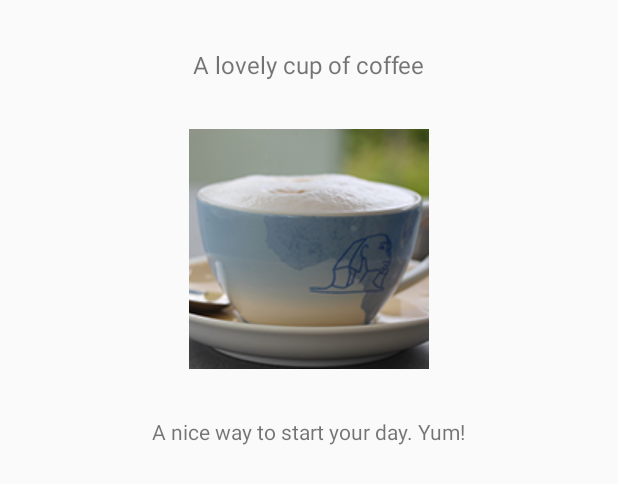
After one commit to nvalletta/CoffeeCompanion, an Android app: the layout activity_beverage.xml on its own in the app's theme, with its tools: preview values and no code run, on a phone screen of 412 x 824 dp. The commit adds this screen. Shown: the top 484 px of the screen. Run offline under Robolectric (Android 15) with nearby library versions, the phone set to English and light mode, and no system bars.

```diff
--- a/app/build.gradle
+++ b/app/build.gradle
@@ -31,6 +31,9 @@ dependencies {
     // GSON
     compile 'com.google.code.gson:gson:2.8.0'
 
+    // Yelp v2 API client library for Android
+    compile 'com.yelp.clientlib:yelp-android:3.0.0'
+
     // JUnit and Android test dependencies
     testCompile 'junit:junit:4.12'
     androidTestCompile 'com.android.support.test:runner:0.5'
--- a/app/src/main/AndroidManifest.xml
+++ b/app/src/main/AndroidManifest.xml
@@ -18,6 +18,8 @@
                 <category android:name="android.intent.category.LAUNCHER"/>
             </intent-filter>
         </activity>
+        <activity android:name=".activity.BeverageActivity">
+        </activity>
     </application>
 
 </manifest>
--- /dev/null
+++ b/app/src/main/java/com/noralynn/coffeecompanion/model/CoffeeShop.java
@@ -0,0 +1,4 @@
+package com.noralynn.coffeecompanion.model;
+
+public class CoffeeShop {
+}
--- /dev/null
+++ b/app/src/main/res/layout/activity_beverage.xml
@@ -0,0 +1,43 @@
+<?xml version="1.0" encoding="utf-8"?>
+<RelativeLayout
+    xmlns:android="http://schemas.android.com/apk/res/android"
+    xmlns:tools="http://schemas.android.com/tools"
+    android:id="@+id/activity_beverage"
+    android:layout_width="match_parent"
+    android:layout_height="match_parent"
+    android:paddingBottom="@dimen/activity_vertical_margin"
+    android:paddingLeft="@dimen/activity_horizontal_margin"
+    android:paddingRight="@dimen/activity_horizontal_margin"
+    android:paddingTop="@dimen/activity_vertical_margin"
+    tools:context="com.noralynn.coffeecompanion.activity.BeverageActivity">
+
+    <TextView
+        android:id="@+id/text_title"
+        android:layout_width="wrap_content"
+        android:layout_height="wrap_content"
+        android:layout_centerHorizontal="true"
+        android:layout_margin="@dimen/activity_vertical_margin"
+        android:textSize="@dimen/text_large"
+        tools:text="A lovely cup of coffee"/>
+
+    <ImageView
+        android:id="@+id/image_beverage"
+        android:layout_width="wrap_content"
+        android:layout_height="wrap_content"
+        android:layout_below="@+id/text_title"
+        android:layout_centerHorizontal="true"
+        android:layout_margin="@dimen/activity_vertical_margin"
+        android:contentDescription="@string/content_beverage_image"
+        tools:src="@drawable/ic_cafe_au_lait"/>
+
+    <TextView
+        android:id="@+id/text_description"
+        android:layout_width="wrap_content"
+        android:layout_height="wrap_content"
+        android:layout_below="@+id/image_beverage"
+        android:layout_centerHorizontal="true"
+        android:layout_margin="@dimen/activity_vertical_margin"
+        android:textSize="@dimen/text_normal"
+        tools:text="A nice way to start your day. Yum!"/>
+
+</RelativeLayout>
--- a/app/src/main/res/layout/item_beverage.xml
+++ b/app/src/main/res/layout/item_beverage.xml
@@ -5,7 +5,10 @@
     android:orientation="vertical"
     android:layout_width="match_parent"
     android:layout_height="wrap_content"
-    android:padding="@dimen/item_padding">
+    android:padding="@dimen/item_padding"
+    android:focusable="true"
+    android:clickable="true"
+    android:background="?attr/selectableItemBackground">
 
     <ImageView
         android:id="@+id/image_icon"
--- /dev/null
+++ b/app/src/main/res/values-w820dp/dimens.xml
@@ -0,0 +1,6 @@
+<resources>
+    <!-- Example customization of dimensions originally defined in res/values/dimens.xml
+         (such as screen margins) for screens with more than 820dp of available width. This
+         would include 7" and 10" devices in landscape (~960dp and ~1280dp respectively). -->
+    <dimen name="activity_horizontal_margin">64dp</dimen>
+</resources>
--- a/app/src/main/res/values/dimens.xml
+++ b/app/src/main/res/values/dimens.xml
@@ -8,4 +8,7 @@
     <!-- Text -->
     <dimen name="text_large">16sp</dimen>
     <dimen name="text_normal">14sp</dimen>
+    <!-- Default screen margins, per the Android Design guidelines. -->
+    <dimen name="activity_horizontal_margin">16dp</dimen>
+    <dimen name="activity_vertical_margin">16dp</dimen>
 </resources>
--- a/app/src/main/res/values/strings.xml
+++ b/app/src/main/res/values/strings.xml
@@ -2,4 +2,6 @@
     <string name="app_name">Coffee Companion</string>
     <string name="content_fox_mug">Fox mug</string>
     <string name="content_coffee_icon">Coffee Icon</string>
+    <string name="content_beverage_image">A delicious beverage</string>
+    <string name="error_unable_to_load_beverage">We\'re unable to display beverage info at this time. Sorry!</string>
 </resources>
```
Also changed, not shown: app/src/main/java/com/noralynn/coffeecompanion/activity/BeverageActivity.java (added, +54 -0 lines), app/src/main/java/com/noralynn/coffeecompanion/activity/MainActivity.java (+54 -8 lines), app/src/main/java/com/noralynn/coffeecompanion/adapter/BeverageAdapter.java (+11 -22 lines), app/src/main/java/com/noralynn/coffeecompanion/adapter/BeverageViewHolder.java (added, +36 -0 lines), app/src/main/java/com/noralynn/coffeecompanion/http/YelpAPIFactory.java (deleted, +0 -42 lines).
